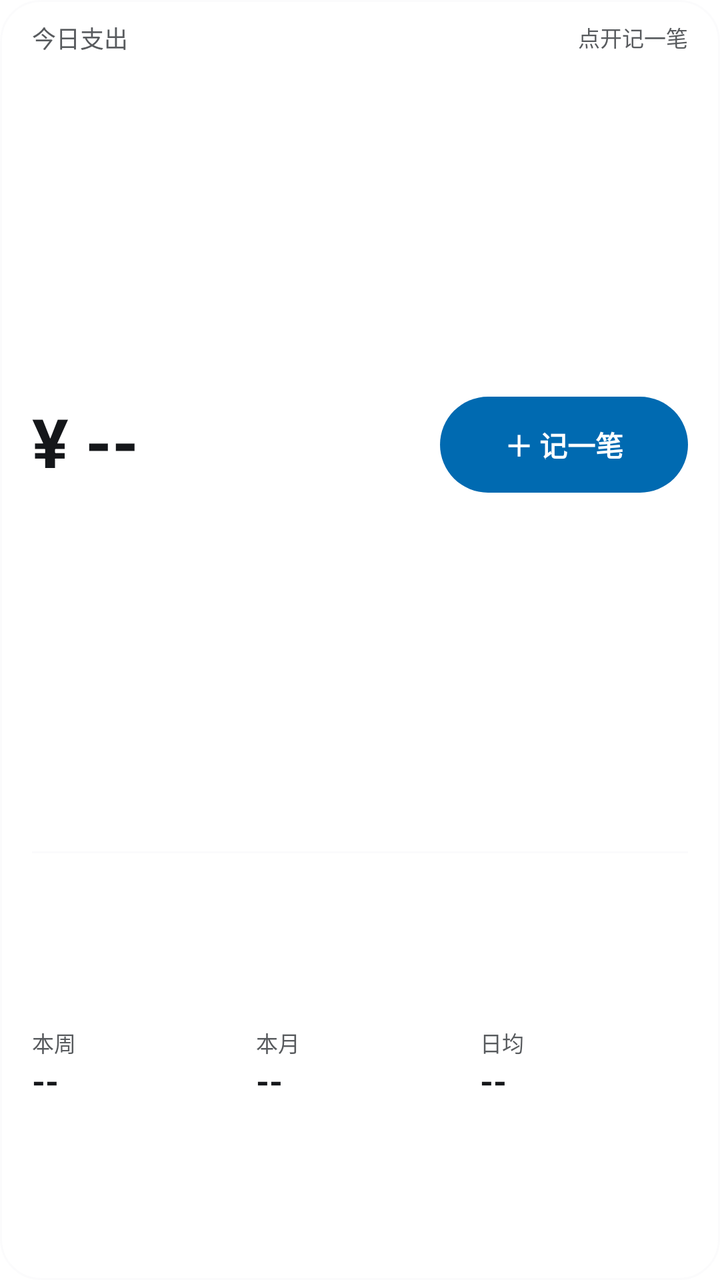
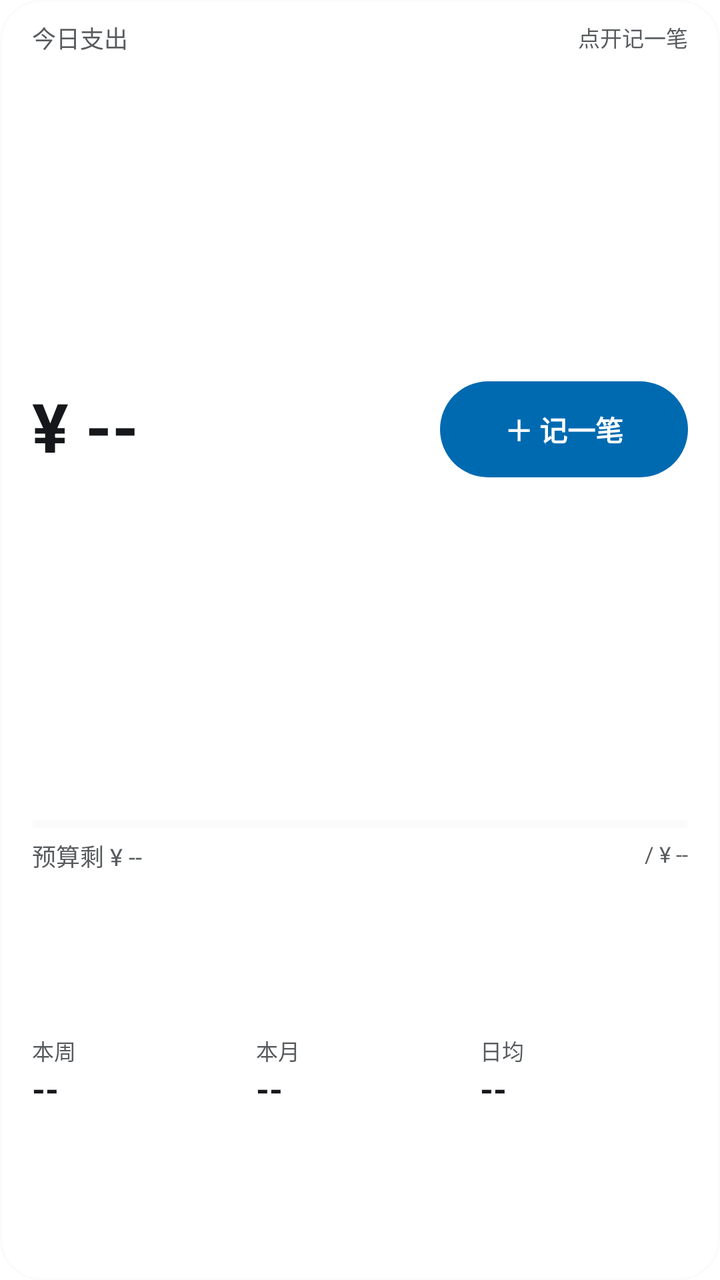

Compare the two renders of this Android layout. The source of the first and the diff that turns it into the second are given below.
<!-- AndroidManifest.xml: fallback theme Theme.MaterialComponents.DayNight.NoActionBar -->
<!-- res/layout/money_widget.xml -->
<?xml version="1.0" encoding="utf-8"?>
<LinearLayout xmlns:android="http://schemas.android.com/apk/res/android"
    android:id="@+id/widget_root"
    android:layout_width="match_parent"
    android:layout_height="match_parent"
    android:background="@drawable/money_widget_background"
    android:orientation="vertical"
    android:paddingStart="16dp"
    android:paddingTop="10dp"
    android:paddingEnd="16dp"
    android:paddingBottom="10dp">

    
    <LinearLayout
        android:layout_width="match_parent"
        android:layout_height="wrap_content"
        android:gravity="center_vertical"
        android:orientation="horizontal">

        <TextView
            android:id="@+id/widget_label"
            android:layout_width="0dp"
            android:layout_height="wrap_content"
            android:layout_weight="1"
            android:ellipsize="end"
            android:includeFontPadding="false"
            android:maxLines="1"
            android:text="@string/money_widget_label_text"
            android:textColor="@color/money_widget_muted"
            android:textSize="12sp" />

        <TextView
            android:id="@+id/widget_meta"
            android:layout_width="wrap_content"
            android:layout_height="wrap_content"
            android:layout_marginStart="8dp"
            android:ellipsize="end"
            android:includeFontPadding="false"
            android:maxLines="1"
            android:text="@string/money_widget_meta_placeholder"
            android:textColor="@color/money_widget_muted"
            android:textSize="11sp" />
    </LinearLayout>

    
    <LinearLayout
        android:layout_width="match_parent"
        android:layout_height="0dp"
        android:layout_weight="2"
        android:gravity="center_vertical"
        android:orientation="horizontal">

        <TextView
            android:id="@+id/widget_amount"
            android:layout_width="0dp"
            android:layout_height="wrap_content"
            android:layout_weight="1"
            android:ellipsize="end"
            android:includeFontPadding="false"
            android:maxLines="1"
            android:text="@string/money_widget_amount_placeholder"
            android:textColor="@color/money_widget_fg"
            android:textSize="34sp"
            android:textStyle="bold" />

        
        <TextView
            android:id="@+id/widget_action"
            android:layout_width="124dp"
            android:layout_height="48dp"
            android:layout_marginStart="12dp"
            android:background="@drawable/money_widget_button"
            android:gravity="center"
            android:includeFontPadding="false"
            android:maxLines="1"
            android:text="@string/money_widget_action"
            android:textColor="@color/money_widget_on_accent"
            android:textSize="14sp"
            android:textStyle="bold" />
    </LinearLayout>

    
    <ImageView
        android:layout_width="match_parent"
        android:layout_height="1dp"
        android:layout_marginTop="8dp"
        android:layout_marginBottom="8dp"
        android:background="@color/money_widget_stroke"
        android:contentDescription="@null" />

    
    <LinearLayout
        android:layout_width="match_parent"
        android:layout_height="0dp"
        android:layout_weight="1"
        android:gravity="center_vertical"
        android:orientation="horizontal">

        <LinearLayout
            android:layout_width="0dp"
            android:layout_height="wrap_content"
            android:layout_weight="1"
            android:orientation="vertical">

            <TextView
                android:layout_width="match_parent"
                android:layout_height="wrap_content"
                android:includeFontPadding="false"
                android:maxLines="1"
                android:text="@string/money_widget_week_label"
                android:textColor="@color/money_widget_muted"
                android:textSize="11sp" />

            <TextView
                android:id="@+id/widget_week"
                android:layout_width="match_parent"
                android:layout_height="wrap_content"
                android:layout_marginTop="2dp"
                android:ellipsize="end"
                android:includeFontPadding="false"
                android:maxLines="1"
                android:text="@string/money_widget_amount_compact_placeholder"
                android:textColor="@color/money_widget_fg"
                android:textSize="17sp"
                android:textStyle="bold" />
        </LinearLayout>

        <LinearLayout
            android:layout_width="0dp"
            android:layout_height="wrap_content"
            android:layout_marginStart="8dp"
            android:layout_weight="1"
            android:orientation="vertical">

            <TextView
                android:layout_width="match_parent"
                android:layout_height="wrap_content"
                android:includeFontPadding="false"
                android:maxLines="1"
                android:text="@string/money_widget_month_label"
                android:textColor="@color/money_widget_muted"
                android:textSize="11sp" />

            <TextView
                android:id="@+id/widget_month"
                android:layout_width="match_parent"
                android:layout_height="wrap_content"
                android:layout_marginTop="2dp"
                android:ellipsize="end"
                android:includeFontPadding="false"
                android:maxLines="1"
                android:text="@string/money_widget_amount_compact_placeholder"
                android:textColor="@color/money_widget_fg"
                android:textSize="17sp"
                android:textStyle="bold" />
        </LinearLayout>

        <LinearLayout
            android:layout_width="0dp"
            android:layout_height="wrap_content"
            android:layout_marginStart="8dp"
            android:layout_weight="1"
            android:orientation="vertical">

            <TextView
                android:layout_width="match_parent"
                android:layout_height="wrap_content"
                android:includeFontPadding="false"
                android:maxLines="1"
                android:text="@string/money_widget_daily_label"
                android:textColor="@color/money_widget_muted"
                android:textSize="11sp" />

            <TextView
                android:id="@+id/widget_daily"
                android:layout_width="match_parent"
                android:layout_height="wrap_content"
                android:layout_marginTop="2dp"
                android:ellipsize="end"
                android:includeFontPadding="false"
                android:maxLines="1"
                android:text="@string/money_widget_amount_compact_placeholder"
                android:textColor="@color/money_widget_fg"
                android:textSize="17sp"
                android:textStyle="bold" />
        </LinearLayout>
    </LinearLayout>
</LinearLayout>
<!-- resources referenced by this layout -->
<resources>
  <color name="money_widget_fg">#FF15171A</color>
  <color name="money_widget_muted">#FF585B5E</color>
  <color name="money_widget_on_accent">#FFFFFFFF</color>
  <color name="money_widget_stroke">#1FD9DDE1</color>
  <!-- drawable money_widget_background (drawable) -->
  <?xml version="1.0" encoding="utf-8"?>
  <shape xmlns:android="http://schemas.android.com/apk/res/android"
      android:shape="rectangle">
      <solid android:color="@color/money_widget_bg" />
      <corners android:radius="20dp" />
      <stroke
          android:width="1dp"
          android:color="@color/money_widget_stroke" />
  </shape>
  <!-- drawable money_widget_button (drawable) -->
  <?xml version="1.0" encoding="utf-8"?>
  <shape xmlns:android="http://schemas.android.com/apk/res/android"
      android:shape="rectangle">
      <solid android:color="@color/money_widget_accent" />
      <corners android:radius="24dp" />
  </shape>
  <string name="money_widget_action">＋ 记一笔</string>
  <string name="money_widget_amount_compact_placeholder">--</string>
  <string name="money_widget_amount_placeholder">¥ --</string>
  <string name="money_widget_daily_label">日均</string>
  <string name="money_widget_label_text">今日支出</string>
  <string name="money_widget_meta_placeholder">点开记一笔</string>
  <string name="money_widget_month_label">本月</string>
  <string name="money_widget_week_label">本周</string>
  <color name="money_widget_bg">#FFFFFFFF</color>
  <color name="money_widget_accent">#FF006AB1</color>
</resources>

<!-- the commit's change to res/layout/money_widget.xml (unified diff, before → after) -->
@@ -80,19 +80,57 @@
     </LinearLayout>
 
     
-    <ImageView
-        android:layout_width="match_parent"
-        android:layout_height="1dp"
+    <ProgressBar
+        android:id="@+id/widget_budget_bar"
+        style="?android:attr/progressBarStyleHorizontal"
+        android:layout_width="match_parent"
+        android:layout_height="4dp"
         android:layout_marginTop="8dp"
-        android:layout_marginBottom="8dp"
-        android:background="@color/money_widget_stroke"
-        android:contentDescription="@null" />
+        android:indeterminate="false"
+        android:max="100"
+        android:progress="0"
+        android:progressDrawable="@drawable/money_widget_budget_progress" />
+
+    
+    <LinearLayout
+        android:id="@+id/widget_budget_row"
+        android:layout_width="match_parent"
+        android:layout_height="wrap_content"
+        android:layout_marginTop="5dp"
+        android:gravity="center_vertical"
+        android:orientation="horizontal">
+
+        <TextView
+            android:id="@+id/widget_budget_text"
+            android:layout_width="0dp"
+            android:layout_height="wrap_content"
+            android:layout_weight="1"
+            android:ellipsize="end"
+            android:includeFontPadding="false"
+            android:maxLines="1"
+            android:text="@string/money_widget_budget_placeholder"
+            android:textColor="@color/money_widget_muted"
+            android:textSize="12sp" />
+
+        <TextView
+            android:id="@+id/widget_budget_total"
+            android:layout_width="wrap_content"
+            android:layout_height="wrap_content"
+            android:layout_marginStart="6dp"
+            android:ellipsize="end"
+            android:includeFontPadding="false"
+            android:maxLines="1"
+            android:text="@string/money_widget_budget_total_placeholder"
+            android:textColor="@color/money_widget_muted"
+            android:textSize="11sp" />
+    </LinearLayout>
 
     
     <LinearLayout
         android:layout_width="match_parent"
         android:layout_height="0dp"
         android:layout_weight="1"
+        android:layout_marginTop="6dp"
         android:gravity="center_vertical"
         android:orientation="horizontal">
 
<!-- resource entries referenced after the edit -->
@@ -14,6 +14,24 @@
           android:width="1dp"
           android:color="@color/money_widget_stroke" />
   </shape>
+  <!-- drawable money_widget_budget_progress (drawable) -->
+  <?xml version="1.0" encoding="utf-8"?>
+  <layer-list xmlns:android="http://schemas.android.com/apk/res/android">
+      <item android:id="@android:id/background">
+          <shape android:shape="rectangle">
+              <corners android:radius="2dp" />
+              <solid android:color="@color/money_widget_stroke" />
+          </shape>
+      </item>
+      <item android:id="@android:id/progress">
+          <clip>
+              <shape android:shape="rectangle">
+                  <corners android:radius="2dp" />
+                  <solid android:color="@color/money_widget_accent" />
+              </shape>
+          </clip>
+      </item>
+  </layer-list>
   <!-- drawable money_widget_button (drawable) -->
   <?xml version="1.0" encoding="utf-8"?>
   <shape xmlns:android="http://schemas.android.com/apk/res/android"
@@ -24,6 +42,8 @@
   <string name="money_widget_action">＋ 记一笔</string>
   <string name="money_widget_amount_compact_placeholder">--</string>
   <string name="money_widget_amount_placeholder">¥ --</string>
+  <string name="money_widget_budget_placeholder">预算剩 ¥ --</string>
+  <string name="money_widget_budget_total_placeholder">/ ¥ --</string>
   <string name="money_widget_daily_label">日均</string>
   <string name="money_widget_label_text">今日支出</string>
   <string name="money_widget_meta_placeholder">点开记一笔</string>
